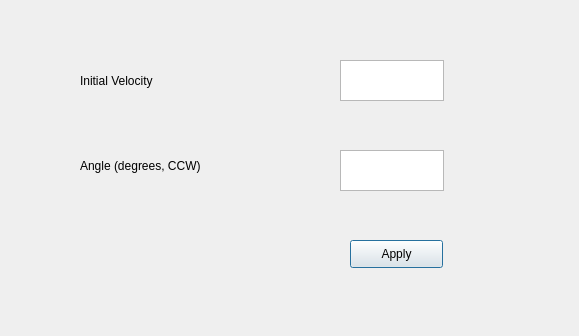
The window that startdialog.ui (haonanq666/schrodingerhack2020) describes before a commit, drawn with Qt 5.
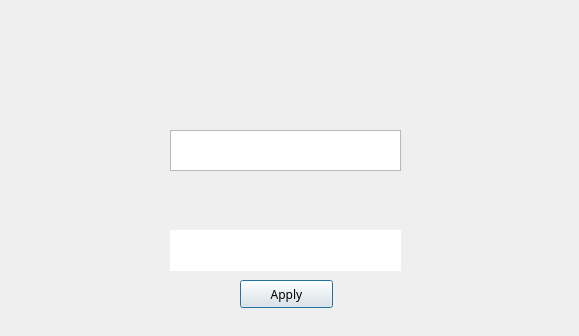
The same window after the commit.

Diff of the .ui file:
```diff
--- a/startdialog.ui
+++ b/startdialog.ui
@@ -16,67 +16,76 @@
   <widget class="QTextEdit" name="inputV">
    <property name="geometry">
     <rect>
-     <x>340</x>
-     <y>60</y>
-     <width>104</width>
+     <x>170</x>
+     <y>130</y>
+     <width>231</width>
      <height>41</height>
     </rect>
    </property>
+   <property name="font">
+    <font>
+     <family>Bahnschrift SemiLight SemiConde</family>
+     <pointsize>15</pointsize>
+    </font>
+   </property>
+   <property name="cursor" stdset="0">
+    <cursorShape>IBeamCursor</cursorShape>
+   </property>
+   <property name="styleSheet">
+    <string notr="true">QPushButton { background-color: rgb(0, 0, 0); border-radius: 3px; color: rgb(255, 255, 255); } QPushButton:hover { background-color: rgb(0, 245, 255); }</string>
+   </property>
   </widget>
   <widget class="QTextEdit" name="InputA">
    <property name="geometry">
     <rect>
-     <x>340</x>
-     <y>150</y>
-     <width>104</width>
+     <x>170</x>
+     <y>230</y>
+     <width>231</width>
      <height>41</height>
     </rect>
    </property>
+   <property name="font">
+    <font>
+     <family>Bahnschrift SemiLight SemiConde</family>
+     <pointsize>16</pointsize>
+    </font>
+   </property>
+   <property name="cursor" stdset="0">
+    <cursorShape>IBeamCursor</cursorShape>
+   </property>
+   <property name="styleSheet">
+    <string notr="true">QPushButton { background-color: rgb(0, 0, 0); border-radius: 3px; color: rgb(255, 255, 255); } QPushButton:hover { background-color: rgb(0, 245, 255); }</string>
+   </property>
+   <property name="frameShape">
+    <enum>QFrame::NoFrame</enum>
+   </property>
+   <property name="frameShadow">
+    <enum>QFrame::Sunken</enum>
+   </property>
   </widget>
   <widget class="QPushButton" name="Apply">
    <property name="geometry">
     <rect>
-     <x>350</x>
-     <y>240</y>
+     <x>240</x>
+     <y>280</y>
      <width>93</width>
      <height>28</height>
     </rect>
    </property>
+   <property name="font">
+    <font>
+     <family>Bahnschrift SemiLight SemiConde</family>
+    </font>
+   </property>
    <property name="text">
     <string>Apply</string>
    </property>
   </widget>
-  <widget class="QLabel" name="label">
-   <property name="geometry">
-    <rect>
-     <x>80</x>
-     <y>60</y>
-     <width>151</width>
-     <height>41</height>
-    </rect>
-   </property>
-   <property name="text">
-    <string>Initial Velocity</string>
-   </property>
-  </widget>
-  <widget class="QLabel" name="label_2">
-   <property name="geometry">
-    <rect>
-     <x>80</x>
-     <y>150</y>
-     <width>171</width>
-     <height>31</height>
-    </rect>
-   </property>
-   <property name="text">
-    <string>Angle (degrees, CCW)</string>
-   </property>
-  </widget>
   <widget class="QLabel" name="msg">
    <property name="geometry">
     <rect>
-     <x>40</x>
-     <y>230</y>
+     <x>10</x>
+     <y>270</y>
      <width>161</width>
      <height>41</height>
     </rect>
```
